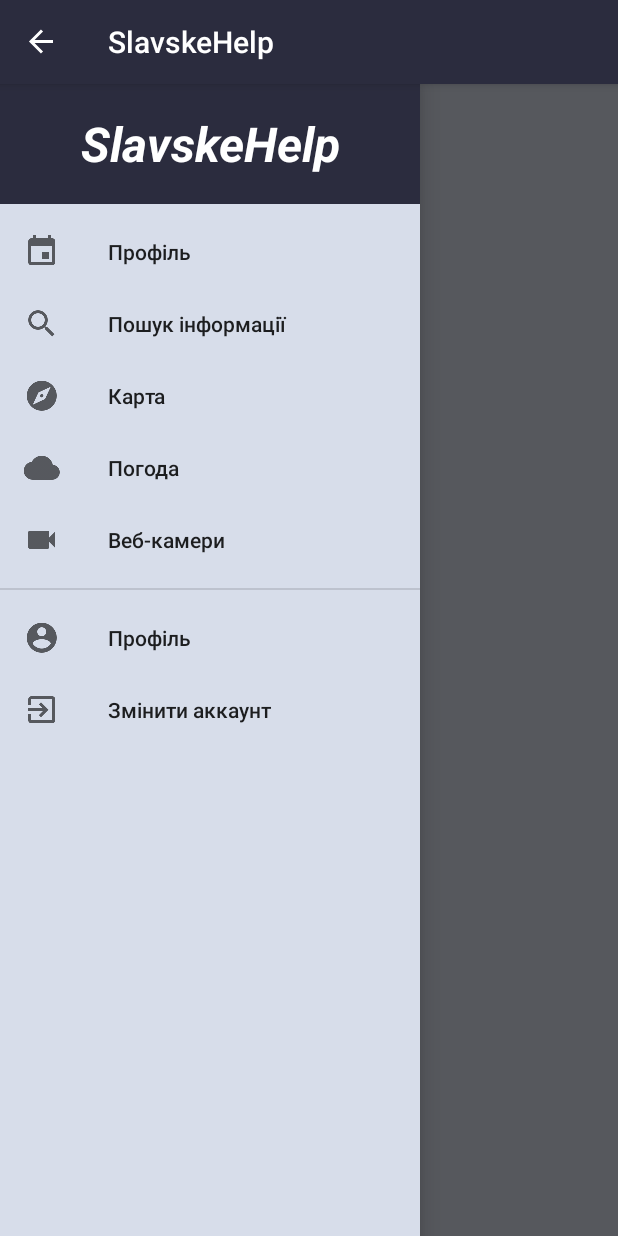
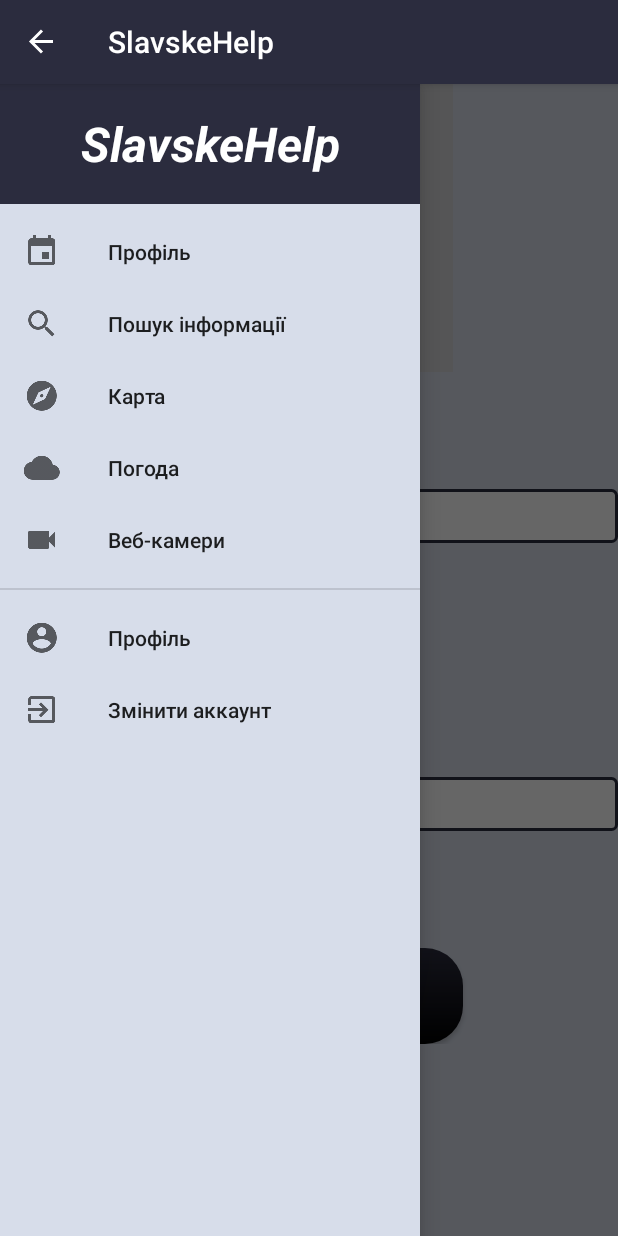
Before and after one commit to KoliaGreb/SlavskeHelp, an Android app: the screen it shows after launch (News before the commit, Login after it), after a tap on "Open navigation drawer", on a phone screen of 412 x 824 dp. Run offline under Robolectric (Android 15) with nearby library versions, the phone set to English and light mode, and no system bars.

Commit message:
navigate menu work;)

```diff
--- a/app/src/main/AndroidManifest.xml
+++ b/app/src/main/AndroidManifest.xml
@@ -12,6 +12,10 @@
         android:supportsRtl="true"
         android:theme="@style/AppTheme">
         <activity android:name=".News">
+
+        </activity>
+        <activity android:name=".Login"
+            android:windowSoftInputMode="stateHidden">
             <intent-filter>
                 <action android:name="android.intent.action.MAIN" />
 
--- /dev/null
+++ b/app/src/main/java/com/example/q/slavskehelp/Login.java
@@ -0,0 +1,33 @@
+package com.example.q.slavskehelp;
+
+import android.support.v4.widget.DrawerLayout;
+import android.support.v7.app.ActionBarDrawerToggle;
+import android.support.v7.app.AppCompatActivity;
+import android.os.Bundle;
+import android.view.MenuItem;
+
+public class Login extends AppCompatActivity {
+
+    private DrawerLayout mDrawerLayout;
+    private ActionBarDrawerToggle mToggle;
+    @Override
+    protected void onCreate(Bundle savedInstanceState) {
+        super.onCreate(savedInstanceState);
+        setContentView(R.layout.activity_login);
+        mDrawerLayout=(DrawerLayout) findViewById(R.id.drawer_layout);
+        mToggle=new ActionBarDrawerToggle(this, mDrawerLayout, R.string.navigation_drawer_open,R.string.navigation_drawer_close);
+        mDrawerLayout.addDrawerListener(mToggle);
+        mToggle.syncState();
+        getSupportActionBar().setDisplayHomeAsUpEnabled(true);
+    }
+
+    @Override
+    public boolean onOptionsItemSelected(MenuItem item) {
+
+        if(mToggle.onOptionsItemSelected(item))
+        {
+            return true;
+        }
+        return super.onOptionsItemSelected(item);
+    }
+}
--- /dev/null
+++ b/app/src/main/res/drawable/border_black.xml
@@ -0,0 +1,9 @@
+<?xml version="1.0" encoding="utf-8"?>
+<shape xmlns:android="http://schemas.android.com/apk/res/android"
+    android:shape="rectangle">
+    <gradient android:startColor="#FFFFFF"
+        android:endColor="#FFFFFF"
+        android:angle="270" />
+    <corners android:radius="3dp" />
+    <stroke android:width="2dp" android:color="@color/colorMainText" />
+</shape>
--- /dev/null
+++ b/app/src/main/res/drawable/border_button.xml
@@ -0,0 +1,10 @@
+<?xml version="1.0" encoding="utf-8"?>
+<shape xmlns:android="http://schemas.android.com/apk/res/android"
+    android:shape="rectangle"
+    >
+    <gradient android:startColor="@color/colorMainText"
+        android:endColor="#000000"
+        android:angle="270" />
+    <corners android:radius="25dp" />
+    <stroke android:width="0dp" android:color="@color/colorMainText" />
+</shape>
--- /dev/null
+++ b/app/src/main/res/layout/activity_login.xml
@@ -0,0 +1,144 @@
+<?xml version="1.0" encoding="utf-8"?>
+<android.support.v4.widget.DrawerLayout xmlns:android="http://schemas.android.com/apk/res/android"
+    xmlns:tools="http://schemas.android.com/tools"
+    android:background="@color/colorBackground"
+    android:id="@+id/drawer_layout"
+    android:layout_width="match_parent"
+    android:layout_height="match_parent"
+    xmlns:app="http://schemas.android.com/apk/res-auto"
+    tools:context="com.example.q.slavskehelp.Login">
+    <LinearLayout
+        android:layout_width="match_parent"
+        android:layout_height="match_parent"
+        android:orientation="vertical"
+        >
+            <LinearLayout
+                android:layout_gravity="center"
+                android:gravity="center"
+                android:layout_width="match_parent"
+                android:layout_height="0dp"
+                android:orientation="vertical"
+                android:layout_weight="3"
+                >
+                    <ImageView
+                        android:layout_width="match_parent"
+                        android:layout_height="match_parent"
+                        android:src="@mipmap/ic_account_circle_black_48dp"
+                        android:contentDescription="@string/instruction" />
+                </LinearLayout>
+
+                <LinearLayout
+                    android:layout_gravity="center"
+                    android:gravity="center"
+                    android:layout_width="match_parent"
+                    android:layout_height="0dp"
+                    android:layout_weight="3"
+                    android:orientation="horizontal"
+                    >
+                    <ImageView
+                        android:layout_width="0dp"
+                        android:layout_height="36dp"
+                        android:layout_weight="1"
+                        android:src="@mipmap/ic_account_box_black_24dp"
+                        android:contentDescription="@string/image_login" />
+                    <EditText
+                        android:padding="2dp"
+                        android:inputType="text"
+                        android:id="@+id/login_input"
+                        android:layout_width="0dp"
+                        android:layout_height="36dp"
+                        android:layout_weight="3"
+                        android:background="@drawable/border_black"
+                        android:contentDescription="@string/image_pass"
+                        android:hint="@string/image_login"
+                        />
+                    </LinearLayout>
+
+        <LinearLayout
+            android:layout_gravity="center"
+            android:gravity="center"
+            android:layout_width="match_parent"
+            android:layout_height="0dp"
+            android:layout_weight="3"
+            android:orientation="horizontal"
+            >
+            <ImageView
+                android:layout_width="0dp"
+                android:layout_height="36dp"
+                android:layout_weight="1"
+                android:src="@mipmap/ic_lock_black_24dp"/>
+            <EditText
+                android:id="@+id/password_input"
+                android:inputType="textPassword"
+                android:layout_width="0dp"
+                android:layout_height="36dp"
+                android:layout_weight="3"
+                android:padding="2dp"
+                android:background="@drawable/border_black"
+                android:hint="@string/image_pass"
+                />
+        </LinearLayout>
+
+        <LinearLayout
+            android:layout_width="match_parent"
+            android:layout_height="0dp"
+            android:orientation="horizontal"
+            android:layout_weight="1"
+            >
+            <LinearLayout
+                android:layout_width="0dp"
+                android:layout_weight="1"
+                android:layout_height="match_parent">
+
+            </LinearLayout>
+            <Button
+                android:gravity="center"
+                android:layout_gravity="center"
+                android:layout_width="0dp"
+                android:layout_weight="2"
+                android:layout_height="match_parent"
+                android:text="@string/login"
+                android:background="@drawable/border_button"
+                android:textColor="@color/colorHeaderText"
+
+                />
+            <LinearLayout
+                android:layout_width="0dp"
+                android:layout_weight="1"
+                android:layout_height="match_parent">
+
+            </LinearLayout>
+        </LinearLayout>
+
+        <LinearLayout
+            android:layout_width="match_parent"
+            android:layout_height="0dp"
+            android:orientation="vertical"
+            android:layout_weight="2"
+            >
+            <TextView
+                android:gravity="center"
+                android:layout_gravity="center"
+                android:layout_width="wrap_content"
+                android:layout_height="match_parent"
+                android:text="@string/regist"
+                android:linksClickable="true"
+                android:autoLink="all"
+                android:textColorLink="@color/colorMainText"
+                android:textColor="@color/colorMainText"
+
+
+                />
+        </LinearLayout>
+    </LinearLayout>
+    <android.support.design.widget.NavigationView
+        android:background="@color/colorBackground"
+        android:layout_width="wrap_content"
+        android:layout_height="match_parent"
+        app:menu="@menu/navigation_menu"
+        app:headerLayout="@layout/navigation_header"
+        android:layout_gravity="start">
+
+    </android.support.design.widget.NavigationView>
+
+</android.support.v4.widget.DrawerLayout>
--- a/app/src/main/res/values/strings.xml
+++ b/app/src/main/res/values/strings.xml
@@ -9,5 +9,9 @@
     <string name="map">Карта</string>
     <string name="web_cam">Веб-камери</string>
     <string name="change_acc">Змінити аккаунт</string>
-
+    <string name="login">Вхід</string>
+    <string name="regist"><u>Зареєструватись</u></string>
+    <string name="instruction">Вхід</string>
+    <string name="image_login">Логін</string>
+    <string name="image_pass">Пароль</string>
 </resources>
--- a/app/src/main/res/values/styles.xml
+++ b/app/src/main/res/values/styles.xml
@@ -5,7 +5,7 @@
         <!-- Customize your theme here. -->
         <item name="colorPrimary">@color/colorMainText</item>
         <item name="colorPrimaryDark">@color/colorMainText</item>
-        <item name="colorAccent">@color/colorAccent</item>
+        <item name="colorAccent">@color/colorMainText</item>
     </style>
 
     <style name="AppTheme.NoActionBar">
```
